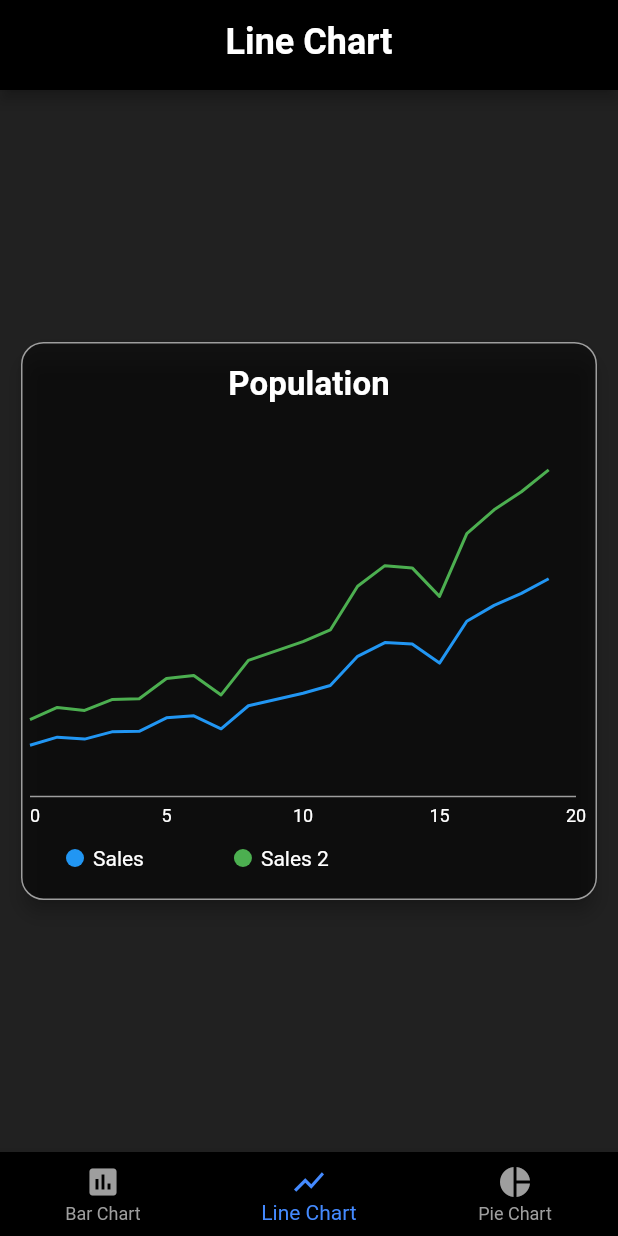
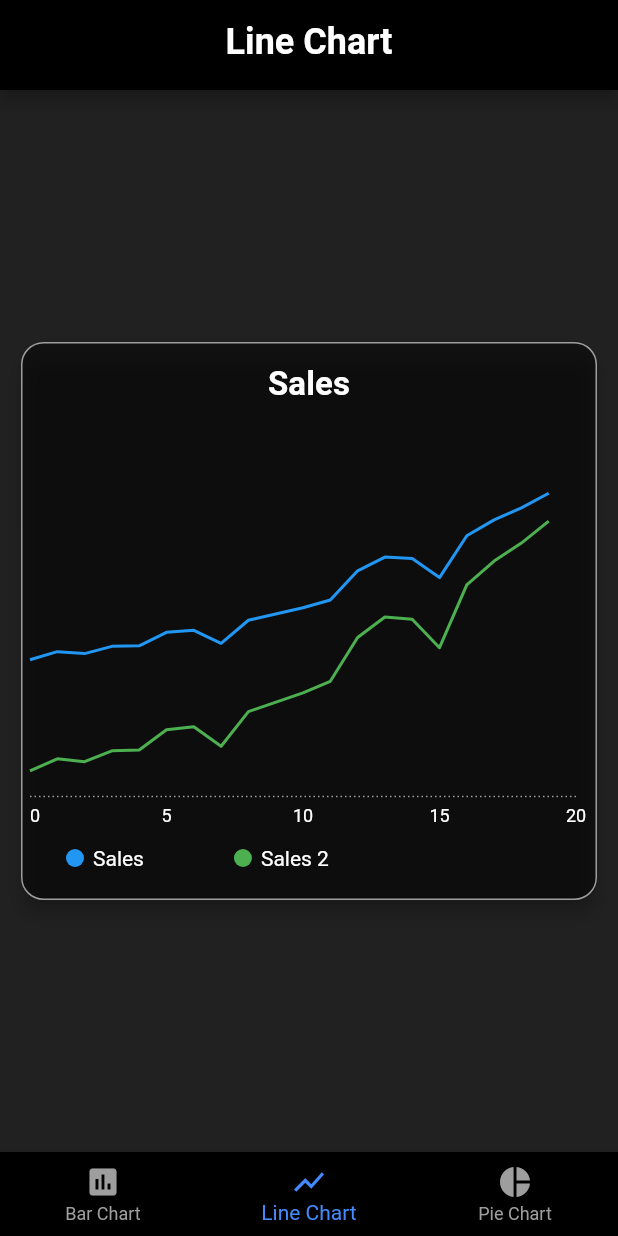
Before and after one commit to gabrielmoreira-dev/flutter-charts, a Flutter app: the screen it shows after launch, item 2 of the bottom bar chosen, on a phone screen of 412 x 824 dp. Run offline on Flutter 3.47's test engine with Material 2 defaults, Android fonts, the phone set to English and light mode, and no system bars; our stand-ins replace charts_flutter, rxdart.

Commit message:
Corrigido style do line chart

```diff
--- a/lib/presentation/chart/bar/bar_chart_page.dart
+++ b/lib/presentation/chart/bar/bar_chart_page.dart
@@ -67,6 +67,7 @@ class BarChartPage extends StatelessWidget {
           snapshot: snapshot,
           builder: (context, success) => ChartCard(
             chartBuilder: _chartBuilder(success.series),
+            title: "Population",
           ),
         ),
       ),
--- a/lib/presentation/chart/chart_card.dart
+++ b/lib/presentation/chart/chart_card.dart
@@ -5,9 +5,12 @@ import 'package:flutter/widgets.dart';
 class ChartCard extends StatelessWidget {
   ChartCard({
     @required this.chartBuilder,
-  }) : assert(chartBuilder != null);
+    @required this.title,
+  })  : assert(chartBuilder != null),
+        assert(title != null);
 
   final Widget chartBuilder;
+  final String title;
 
   @override
   Widget build(BuildContext context) => Center(
@@ -28,7 +31,7 @@ class ChartCard extends StatelessWidget {
               child: Column(
                 children: <Widget>[
                   Text(
-                    "Population",
+                    title,
                     style: Theme.of(context).textTheme.subtitle,
                   ),
                   SizedBox(
--- a/lib/presentation/chart/line/line_chart_bloc.dart
+++ b/lib/presentation/chart/line/line_chart_bloc.dart
@@ -43,7 +43,7 @@ class LineChartBloc {
           id: 'Sales 2',
           data: dataVM,
           domainFn: (SalesDataVM series, _) => series.year,
-          measureFn: (SalesDataVM series, _) => series.sales * 1.5,
+          measureFn: (SalesDataVM series, _) => series.sales * 1.5 - 4000000,
           colorFn: (SalesDataVM series, _) =>
           charts.MaterialPalette.green.shadeDefault,
         ),
--- a/lib/presentation/chart/line/line_chart_page.dart
+++ b/lib/presentation/chart/line/line_chart_page.dart
@@ -38,10 +38,12 @@ class LineChartPage extends StatelessWidget {
         animationDuration: const Duration(seconds: 3),
         domainAxis: charts.NumericAxisSpec(
           renderSpec: charts.SmallTickRendererSpec(
+            lineStyle: charts.LineStyleSpec(
+              dashPattern: [1, 2],
+            ),
             labelStyle: charts.TextStyleSpec(
               color: charts.MaterialPalette.white,
             ),
-
           ),
         ),
         primaryMeasureAxis: charts.NumericAxisSpec(
@@ -79,6 +81,7 @@ class LineChartPage extends StatelessWidget {
           snapshot: snapshot,
           builder: (context, success) => ChartCard(
             chartBuilder: _chartBuilder(success.series),
+            title: "Sales",
           ),
         ),
       ),
--- a/lib/presentation/chart/pie/pie_chart_page.dart
+++ b/lib/presentation/chart/pie/pie_chart_page.dart
@@ -62,6 +62,7 @@ class PieChartPage extends StatelessWidget {
           snapshot: snapshot,
           builder: (context, success) => ChartCard(
             chartBuilder: _chartBuilder(success.series),
+            title: "Grades",
           ),
         ),
       ),
```
